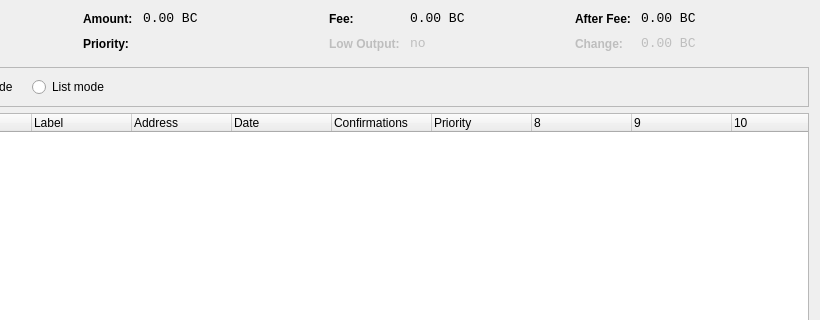
Above: src/qt/forms/coincontroldialog.ui from whatisthiseven/difftest before the change; both pictures show x 180 to 1000 and y 0 to 320 of the 1000 by 500 pixel window. Below: the same form after it.
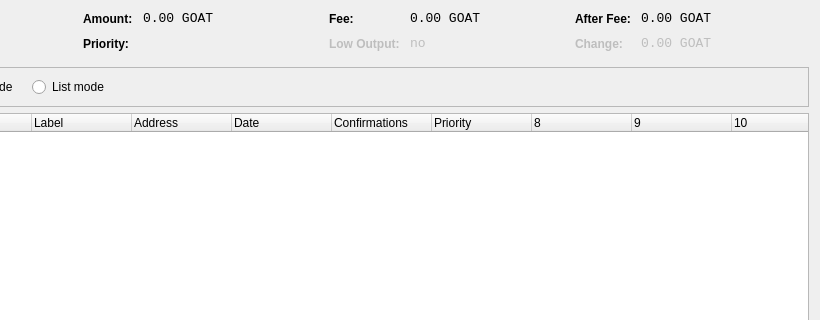
That is the form after the change. Custom widgets are drawn as their Qt base class.

Commit message: diff test with goat

What changed in the file:
```diff
--- a/src/qt/forms/coincontroldialog.ui
+++ b/src/qt/forms/coincontroldialog.ui
@@ -141,7 +141,7 @@
           <enum>Qt::ActionsContextMenu</enum>
          </property>
          <property name="text">
-          <string notr="true">0.00 BC</string>
+          <string notr="true">0.00 GOAT</string>
          </property>
          <property name="textInteractionFlags">
           <set>Qt::LinksAccessibleByMouse|Qt::TextSelectableByKeyboard|Qt::TextSelectableByMouse</set>
@@ -221,7 +221,7 @@
           <enum>Qt::ActionsContextMenu</enum>
          </property>
          <property name="text">
-          <string notr="true">0.00 BC</string>
+          <string notr="true">0.00 GOAT</string>
          </property>
          <property name="textInteractionFlags">
           <set>Qt::LinksAccessibleByMouse|Qt::TextSelectableByKeyboard|Qt::TextSelectableByMouse</set>
@@ -307,7 +307,7 @@
           <enum>Qt::ActionsContextMenu</enum>
          </property>
          <property name="text">
-          <string notr="true">0.00 BC</string>
+          <string notr="true">0.00 GOAT</string>
          </property>
          <property name="textInteractionFlags">
           <set>Qt::LinksAccessibleByMouse|Qt::TextSelectableByKeyboard|Qt::TextSelectableByMouse</set>
@@ -345,7 +345,7 @@
           <enum>Qt::ActionsContextMenu</enum>
          </property>
          <property name="text">
-          <string notr="true">0.00 BC</string>
+          <string notr="true">0.00 GOAT</string>
          </property>
          <property name="textInteractionFlags">
           <set>Qt::LinksAccessibleByMouse|Qt::TextSelectableByKeyboard|Qt::TextSelectableByMouse</set>
```
The commit also changes 253 other files.
